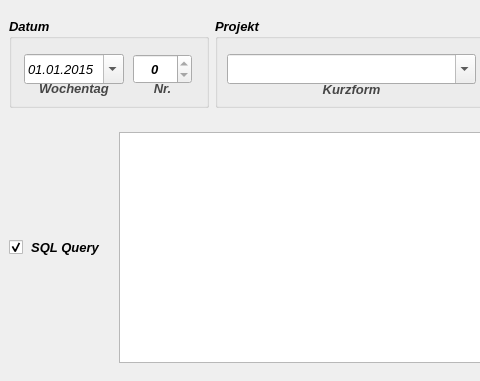
Above: uis/inpfrm.ui from mainster/WorktimeManager before the change; both pictures show x 0 to 480 and y 0 to 381 of the 1307 by 381 pixel window. Below: the same form after it.
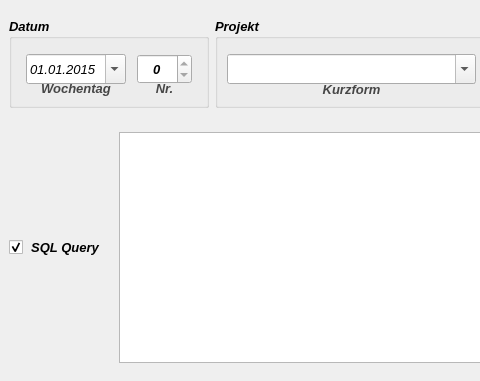
That is the form after the change. Icons and pictures are not drawn. Custom widgets are drawn as their Qt base class.

```diff
--- a/uis/inpfrm.ui
+++ b/uis/inpfrm.ui
@@ -204,7 +204,7 @@
           <widget class="QSpinBox" name="sbID">
            <property name="minimumSize">
             <size>
-             <width>59</width>
+             <width>53</width>
              <height>30</height>
             </size>
            </property>
@@ -306,7 +306,7 @@
           <widget class="QDateEdit" name="datePicker">
            <property name="minimumSize">
             <size>
-             <width>59</width>
+             <width>53</width>
              <height>30</height>
             </size>
            </property>
```
Left out of the diff: 17 changed lines with no effect on the pictures.
